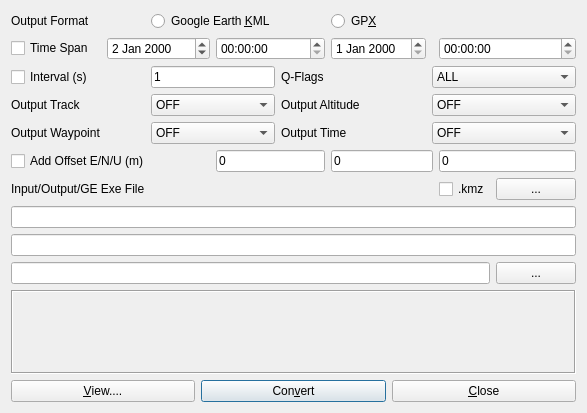
Qt form app/rtkpost_qt/kmzconv.ui (tomojitakasu/RTKLIB) before a commit.
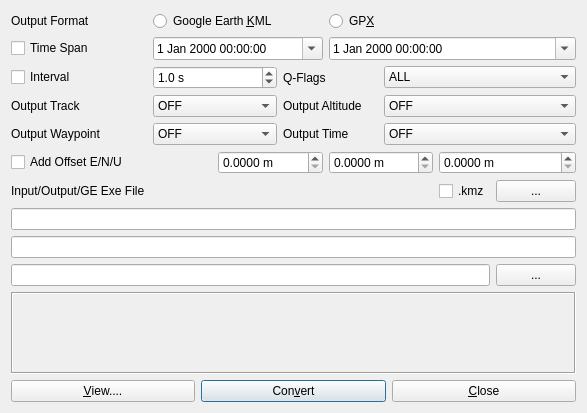
The same form after that commit. Icons and pictures are not drawn.

What changed in the file:
```diff
--- a/app/rtkpost_qt/kmzconv.ui
+++ b/app/rtkpost_qt/kmzconv.ui
@@ -44,175 +44,7 @@
       <property name="bottomMargin">
        <number>0</number>
       </property>
-      <item row="1" column="0">
-       <widget class="QCheckBox" name="TimeSpan">
-        <property name="toolTip">
-         <string/>
-        </property>
-        <property name="text">
-         <string>Time Span</string>
-        </property>
-        <property name="checked">
-         <bool>false</bool>
-        </property>
-       </widget>
-      </item>
-      <item row="3" column="2" colspan="2">
-       <widget class="QComboBox" name="TrackColor">
-        <property name="enabled">
-         <bool>true</bool>
-        </property>
-        <property name="toolTip">
-         <string/>
-        </property>
-        <item>
-         <property name="text">
-          <string>OFF</string>
-         </property>
-        </item>
-        <item>
-         <property name="text">
-          <string>White</string>
-         </property>
-        </item>
-        <item>
-         <property name="text">
-          <string>Green</string>
-         </property>
-        </item>
-        <item>
-         <property name="text">
-          <string>Orange</string>
-         </property>
-        </item>
-        <item>
-         <property name="text">
-          <string>Red</string>
-         </property>
-        </item>
-        <item>
-         <property name="text">
-          <string>Yellow</string>
-         </property>
-        </item>
-       </widget>
-      </item>
-      <item row="1" column="5">
-       <widget class="QDateEdit" name="TimeY2">
-        <property name="enabled">
-         <bool>true</bool>
-        </property>
-        <property name="toolTip">
-         <string/>
-        </property>
-       </widget>
-      </item>
-      <item row="2" column="4" colspan="2">
-       <widget class="QLabel" name="Label5">
-        <property name="enabled">
-         <bool>true</bool>
-        </property>
-        <property name="toolTip">
-         <string/>
-        </property>
-        <property name="text">
-         <string>Q-Flags</string>
-        </property>
-       </widget>
-      </item>
-      <item row="2" column="2" colspan="2">
-       <widget class="QLineEdit" name="TimeInt">
-        <property name="enabled">
-         <bool>true</bool>
-        </property>
-        <property name="toolTip">
-         <string/>
-        </property>
-        <property name="text">
-         <string>1</string>
-        </property>
-       </widget>
-      </item>
-      <item row="4" column="0">
-       <widget class="QLabel" name="Label2">
-        <property name="enabled">
-         <bool>true</bool>
-        </property>
-        <property name="toolTip">
-         <string/>
-        </property>
-        <property name="text">
-         <string>Output Waypoint</string>
-        </property>
-       </widget>
-      </item>
-      <item row="3" column="0">
-       <widget class="QLabel" name="Label1">
-        <property name="enabled">
-         <bool>true</bool>
-        </property>
-        <property name="toolTip">
-         <string/>
-        </property>
-        <property name="text">
-         <string>Output Track</string>
-        </property>
-       </widget>
-      </item>
-      <item row="4" column="2" colspan="2">
-       <widget class="QComboBox" name="PointColor">
-        <property name="enabled">
-         <bool>true</bool>
-        </property>
-        <property name="toolTip">
-         <string/>
-        </property>
-        <item>
-         <property name="text">
-          <string>OFF</string>
-         </property>
-        </item>
-        <item>
-         <property name="text">
-          <string>White</string>
-         </property>
-        </item>
-        <item>
-         <property name="text">
-          <string>Green</string>
-         </property>
-        </item>
-        <item>
-         <property name="text">
-          <string>Orange</string>
-         </property>
-        </item>
-        <item>
-         <property name="text">
-          <string>Red</string>
-         </property>
-        </item>
-        <item>
-         <property name="text">
-          <string>By Q-Flag</string>
-         </property>
-        </item>
-       </widget>
-      </item>
-      <item row="6" column="0" colspan="3">
-       <widget class="QLabel" name="Label7">
-        <property name="enabled">
-         <bool>true</bool>
-        </property>
-        <property name="toolTip">
-         <string/>
-        </property>
-        <property name="text">
-         <string>Input/Output/GE Exe File</string>
-        </property>
-       </widget>
-      </item>
-      <item row="9" column="8">
+      <item row="11" column="8">
        <widget class="QPushButton" name="BtnGoogleEarthFile">
         <property name="enabled">
          <bool>true</bool>
@@ -265,46 +97,20 @@
         </property>
        </widget>
       </item>
-      <item row="2" column="0" colspan="2">
+      <item row="4" column="0" colspan="2">
        <widget class="QCheckBox" name="TimeIntF">
         <property name="toolTip">
          <string/>
         </property>
         <property name="text">
-         <string>Interval (s)</string>
+         <string>Interval</string>
         </property>
         <property name="checked">
          <bool>false</bool>
         </property>
        </widget>
       </item>
-      <item row="5" column="5" colspan="2">
-       <widget class="QLineEdit" name="Offset2">
-        <property name="enabled">
-         <bool>true</bool>
-        </property>
-        <property name="toolTip">
-         <string/>
-        </property>
-        <property name="text">
-         <string>0</string>
-        </property>
-       </widget>
-      </item>
-      <item row="5" column="7" colspan="2">
-       <widget class="QLineEdit" name="Offset3">
-        <property name="enabled">
-         <bool>true</bool>
-        </property>
-        <property name="toolTip">
-         <string/>
-        </property>
-        <property name="text">
-         <string>0</string>
-        </property>
-       </widget>
-      </item>
-      <item row="6" column="7">
+      <item row="8" column="7">
        <widget class="QCheckBox" name="Compress">
         <property name="toolTip">
          <string/>
@@ -317,7 +123,7 @@
         </property>
        </widget>
       </item>
-      <item row="10" column="0" colspan="9">
+      <item row="12" column="0" colspan="9">
        <widget class="QLabel" name="Message">
         <property name="enabled">
          <bool>true</bool>
@@ -342,7 +148,7 @@
         </property>
        </widget>
       </item>
-      <item row="8" column="0" colspan="9">
+      <item row="10" column="0" colspan="9">
        <widget class="QLineEdit" name="OutputFile">
         <property name="enabled">
          <bool>true</bool>
@@ -355,20 +161,7 @@
         </property>
        </widget>
       </item>
-      <item row="5" column="3" colspan="2">
-       <widget class="QLineEdit" name="Offset1">
-        <property name="enabled">
-         <bool>true</bool>
-        </property>
-        <property name="toolTip">
-         <string/>
-        </property>
-        <property name="text">
-         <string>0</string>
-        </property>
-       </widget>
-      </item>
-      <item row="2" column="6" colspan="3">
+      <item row="4" column="6" colspan="3">
        <widget class="QComboBox" name="QFlags">
         <property name="enabled">
          <bool>true</bool>
@@ -413,7 +206,7 @@
         </item>
        </widget>
       </item>
-      <item row="3" column="6" colspan="3">
+      <item row="5" column="6" colspan="3">
        <widget class="QComboBox" name="OutputAlt">
         <property name="enabled">
          <bool>true</bool>
@@ -438,44 +231,7 @@
         </item>
        </widget>
       </item>
-      <item row="1" column="3" colspan="2">
-       <widget class="QTimeEdit" name="TimeH1">
-        <property name="enabled">
-         <bool>true</bool>
-        </property>
-        <property name="toolTip">
-         <string/>
-        </property>
-       </widget>
-      </item>
-      <item row="1" column="7" colspan="2">
-       <widget class="QTimeEdit" name="TimeH2">
-        <property name="enabled">
-         <bool>true</bool>
-        </property>
-        <property name="toolTip">
-         <string/>
-        </property>
-       </widget>
-      </item>
-      <item row="1" column="1" colspan="2">
-       <widget class="QDateEdit" name="TimeY1">
-        <property name="enabled">
-         <bool>true</bool>
-        </property>
-        <property name="toolTip">
-         <string/>
-        </property>
-        <property name="date">
-         <date>
-          <year>2000</year>
-          <month>1</month>
-          <day>2</day>
-         </date>
-        </property>
-       </widget>
-      </item>
-      <item row="4" column="4" colspan="2">
+      <item row="6" column="4" colspan="2">
        <widget class="QLabel" name="Label4">
         <property name="enabled">
          <bool>true</bool>
@@ -488,7 +244,7 @@
         </property>
        </widget>
       </item>
-      <item row="7" column="0" colspan="9">
+      <item row="9" column="0" colspan="9">
        <widget class="QLineEdit" name="InputFile">
         <property name="enabled">
          <bool>true</bool>
@@ -501,7 +257,7 @@
         </property>
        </widget>
       </item>
-      <item row="3" column="4" colspan="2">
+      <item row="5" column="4" colspan="2">
        <widget class="QLabel" name="Label3">
         <property name="enabled">
          <bool>true</bool>
@@ -514,7 +270,7 @@
         </property>
        </widget>
       </item>
-      <item row="9" column="0" colspan="8">
+      <item row="11" column="0" colspan="8">
        <widget class="QLineEdit" name="GoogleEarthFile">
         <property name="enabled">
          <bool>true</bool>
@@ -527,7 +283,7 @@
         </property>
        </widget>
       </item>
-      <item row="4" column="6" colspan="3">
+      <item row="6" column="6" colspan="3">
        <widget class="QComboBox" name="OutputTime">
         <property name="enabled">
          <bool>true</bool>
@@ -557,7 +313,7 @@
         </item>
        </widget>
       </item>
-      <item row="6" column="8">
+      <item row="8" column="8">
        <widget class="QPushButton" name="BtnInputFile">
         <property name="enabled">
          <bool>true</bool>
@@ -610,13 +366,13 @@
         </property>
        </widget>
       </item>
-      <item row="5" column="0" colspan="3">
+      <item row="7" column="0" colspan="3">
        <widget class="QCheckBox" name="AddOffset">
         <property name="toolTip">
          <string/>
         </property>
         <property name="text">
-         <string>Add Offset E/N/U (m)</string>
+         <string>Add Offset E/N/U</string>
         </property>
         <property name="checked">
          <bool>false</bool>
@@ -644,6 +400,220 @@
         </property>
        </widget>
       </item>
+      <item row="2" column="2" colspan="3">
+       <widget class="QDateTimeEdit" name="dateTime1">
+        <property name="calendarPopup">
+         <bool>true</bool>
+        </property>
+       </widget>
+      </item>
+      <item row="2" column="0">
+       <widget class="QCheckBox" name="TimeSpan">
+        <property name="toolTip">
+         <string/>
+        </property>
+        <property name="text">
+         <string>Time Span</string>
+        </property>
+        <property name="checked">
+         <bool>false</bool>
+        </property>
+       </widget>
+      </item>
+      <item row="5" column="2" colspan="2">
+       <widget class="QComboBox" name="TrackColor">
+        <property name="enabled">
+         <bool>true</bool>
+        </property>
+        <property name="toolTip">
+         <string/>
+        </property>
+        <item>
+         <property name="text">
+          <string>OFF</string>
+         </property>
+        </item>
+        <item>
+         <property name="text">
+          <string>White</string>
+         </property>
+        </item>
+        <item>
+         <property name="text">
+          <string>Green</string>
+         </property>
+        </item>
+        <item>
+         <property name="text">
+          <string>Orange</string>
+         </property>
+        </item>
+        <item>
+         <property name="text">
+          <string>Red</string>
+         </property>
+        </item>
+        <item>
+         <property name="text">
+          <string>Yellow</string>
+         </property>
+        </item>
+       </widget>
+      </item>
+      <item row="4" column="4" colspan="2">
+       <widget class="QLabel" name="Label5">
+        <property name="enabled">
+         <bool>true</bool>
+        </property>
+        <property name="toolTip">
+         <string/>
+        </property>
+        <property name="text">
+         <string>Q-Flags</string>
+        </property>
+       </widget>
+      </item>
+      <item row="6" column="0">
+       <widget class="QLabel" name="Label2">
+        <property name="enabled">
+         <bool>true</bool>
+        </property>
+        <property name="toolTip">
+         <string/>
+        </property>
+        <property name="text">
+         <string>Output Waypoint</string>
+        </property>
+       </widget>
+      </item>
+      <item row="5" column="0">
+       <widget class="QLabel" name="Label1">
+        <property name="enabled">
+         <bool>true</bool>
+        </property>
+        <property name="toolTip">
+         <string/>
+        </property>
+        <property name="text">
+         <string>Output Track</string>
+        </property>
+       </widget>
+      </item>
+      <item row="6" column="2" colspan="2">
+       <widget class="QComboBox" name="PointColor">
+        <property name="enabled">
+         <bool>true</bool>
+        </property>
+        <property name="toolTip">
+         <string/>
+        </property>
+        <item>
+         <property name="text">
+          <string>OFF</string>
+         </property>
+        </item>
+        <item>
+         <property name="text">
+          <string>White</string>
+         </property>
+        </item>
+        <item>
+         <property name="text">
+          <string>Green</string>
+         </property>
+        </item>
+        <item>
+         <property name="text">
+          <string>Orange</string>
+         </property>
+        </item>
+        <item>
+         <property name="text">
+          <string>Red</string>
+         </property>
+        </item>
+        <item>
+         <property name="text">
+          <string>By Q-Flag</string>
+         </property>
+        </item>
+       </widget>
+      </item>
+      <item row="8" column="0" colspan="3">
+       <widget class="QLabel" name="Label7">
+        <property name="enabled">
+         <bool>true</bool>
+        </property>
+        <property name="toolTip">
+         <string/>
+        </property>
+        <property name="text">
+         <string>Input/Output/GE Exe File</string>
+        </property>
+       </widget>
+      </item>
+      <item row="2" column="5" colspan="4">
+       <widget class="QDateTimeEdit" name="dateTime2">
+        <property name="calendarPopup">
+         <bool>true</bool>
+        </property>
+       </widget>
+      </item>
+      <item row="4" column="2" colspan="2">
+       <widget class="QDoubleSpinBox" name="TimeInt">
+        <property name="suffix">
+         <string> s</string>
+        </property>
+        <property name="decimals">
+         <number>1</number>
+        </property>
+        <property name="maximum">
+         <double>100000.000000000000000</double>
+        </property>
+        <property name="value">
+         <double>1.000000000000000</double>
+        </property>
+       </widget>
+      </item>
+      <item row="7" column="3" colspan="2">
+       <widget class="QDoubleSpinBox" name="Offset1">
+        <property name="suffix">
+         <string> m</string>
+        </property>
+        <property name="decimals">
+         <number>4</number>
+        </property>
+        <property name="maximum">
+         <double>1000.000000000000000</double>
+        </property>
+       </widget>
+      </item>
+      <item row="7" column="5" colspan="2">
+       <widget class="QDoubleSpinBox" name="Offset2">
+        <property name="suffix">
+         <string> m</string>
+        </property>
+        <property name="decimals">
+         <number>4</number>
+        </property>
+        <property name="maximum">
+         <double>10000.000000000000000</double>
+        </property>
+       </widget>
+      </item>
+      <item row="7" column="7" colspan="2">
+       <widget class="QDoubleSpinBox" name="Offset3">
+        <property name="suffix">
+         <string> m</string>
+        </property>
+        <property name="decimals">
+         <number>4</number>
+        </property>
+        <property name="maximum">
+         <double>10000.000000000000000</double>
+        </property>
+       </widget>
+      </item>
      </layout>
     </widget>
    </item>
```
Left out of the diff: 4 changed lines with no effect on the pictures.
